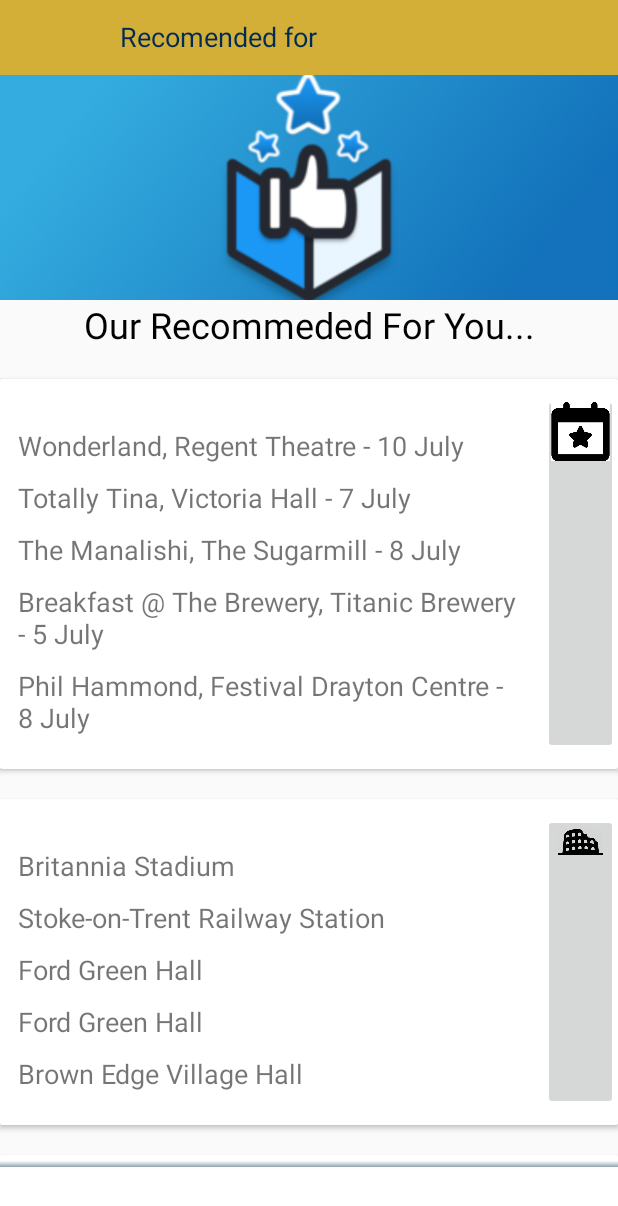
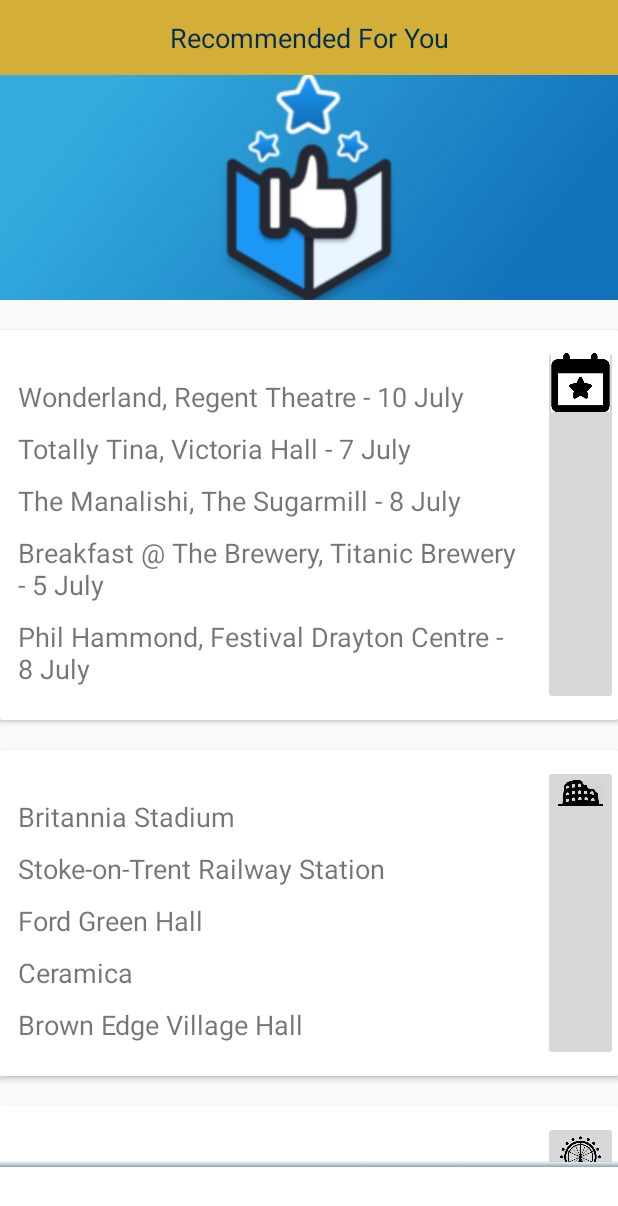
Before and after one commit to GamesB2/StokeWayfinder, an Android app: the MainActivity screen opened directly, with no data from a screen before it, on a phone screen of 412 x 824 dp. Shown: the top 1206 px of the screen. Run offline under Robolectric (Android 15) with nearby library versions, the phone set to English and light mode, and no system bars; our stand-ins replace Volley; 5 statements that could not run were skipped.

Commit message:
Fixed many bugs!

```diff
--- a/app/src/main/AndroidManifest.xml
+++ b/app/src/main/AndroidManifest.xml
@@ -86,6 +86,9 @@
         <activity
             android:name=".activity.MapsActivityNew"/>
 
+        <activity android:name=".activity.MyDialog"
+            android:theme="@android:style/Theme.Dialog"></activity>
+
         <!--
              The API key for Google Maps-based APIs is defined as a string resource.
              (See the file "res/values/google_maps_api.xml").
--- a/app/src/main/java/com/example/w028006g/regnlogin/activity/StartScreen.java
+++ b/app/src/main/java/com/example/w028006g/regnlogin/activity/StartScreen.java
@@ -66,7 +66,6 @@ public class StartScreen extends AppCompatActivity {
         txtName = (TextView) findViewById(R.id.uname);
         //txtEmail = (TextView) findViewById(R.id.uemail);
         //btnLogout = (Button) findViewById(R.id.btnLogout);
-        btnMap = (ImageView) findViewById(R.id.btnMap);
         events = (ImageButton)findViewById(R.id.imgEvents);
         //imgUser = (ImageView) findViewById(R.id.img_userprofile);
         // SqLite database handler
--- a/app/src/main/res/layout/recommend.xml
+++ b/app/src/main/res/layout/recommend.xml
@@ -7,12 +7,9 @@
     <RelativeLayout
         android:layout_width="match_parent"
         android:layout_height="match_parent"
+        android:layout_gravity="bottom"
         android:layout_weight="1"
-        android:layout_gravity="bottom"
         android:orientation="horizontal">
-
-
-
 
 
         <android.support.v4.widget.NestedScrollView
@@ -36,18 +33,21 @@
                     <LinearLayout
                         android:layout_width="match_parent"
                         android:layout_height="50dp"
+                        android:background="@color/colorPrimary"
                         android:orientation="horizontal"
-                    android:background="@color/colorPrimary"
+                        android:textAlignment="center"
                         android:weightSum="1">
 
                         <TextView
                             android:id="@+id/textView9"
-                        android:layout_width="wrap_content"
-                        android:layout_height="wrap_content"
+                            android:layout_width="match_parent"
+                            android:layout_height="match_parent"
+                            android:layout_marginLeft="0dp"
+                            android:paddingTop="0dp"
+                            android:text="Recommended For You"
                             android:textColor="@color/colorPrimaryDark"
-                        android:text="Recomended for"
-                        android:paddingTop="12dp"
-                        android:layout_marginLeft="80dp"
+                            android:textAlignment="center"
+                            android:gravity="center"
                             android:textSize="18sp" />
 
                         <TextView
@@ -70,15 +70,6 @@
                     android:scaleType="centerCrop"
                     app:srcCompat="@drawable/recom" />
 
-            <TextView
-                android:id="@+id/textView3"
-                android:layout_width="match_parent"
-                android:layout_height="wrap_content"
-                android:layout_weight="1"
-                android:text="Our Recommeded For You..."
-                android:textAlignment="center"
-                android:textColor="#000"
-                android:textSize="24sp" />
 
                 <android.support.v7.widget.CardView
                     android:layout_width="match_parent"
@@ -220,7 +211,7 @@
                                 android:layout_height="wrap_content"
                                 android:layout_weight="1"
                                 android:paddingTop="10dp"
-                            android:text="@string/l4"
+                                android:text="Ceramica"
                                 android:textAlignment="textStart"
                                 android:textSize="18sp" />
 
@@ -338,14 +329,6 @@
                     android:textColor="#000"
                     android:textSize="20sp" />
 
-            <ImageView
-                android:id="@+id/btnMap"
-                android:layout_width="match_parent"
-                android:layout_height="100dp"
-                android:layout_weight="1"
-                android:background="@color/bg_main"
-                android:scaleType="fitCenter"
-                app:srcCompat="@drawable/maps" />
 
 
 
@@ -373,7 +356,7 @@
                     android:layout_width="match_parent"
                     android:layout_height="4dp"
                     android:layout_above="@id/bottomBar"
-                android:background="@drawable/shadow"/>
+                    android:background="@drawable/shadow" />
             </android.support.design.widget.BottomNavigationView>
         </RelativeLayout>
     </RelativeLayout>
```
Also changed, not shown: app/src/main/java/com/example/w028006g/regnlogin/activity/MyDialog.java (added, +40 -0 lines), app/src/main/java/com/example/w028006g/regnlogin/helper/DatabaseRetrieval.java (+19 -11 lines). Lines whose indentation alone changed are shown as unchanged.
